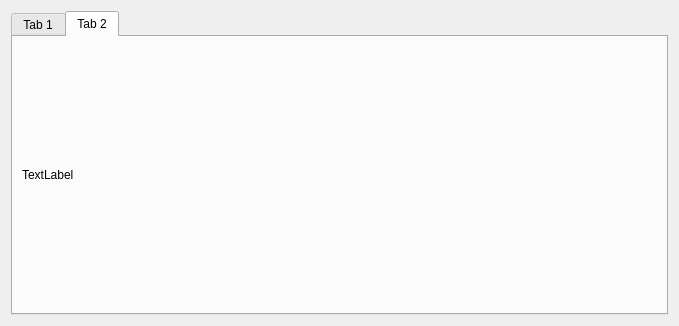
TheCyberWeaver/Smart_Toolbox, file apps/MathToolBox/MathToolBox.ui: the form before one commit.
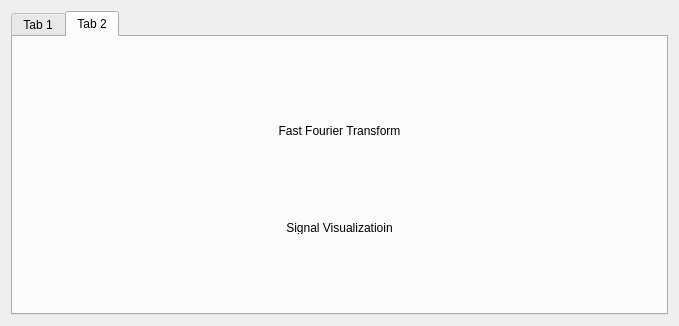
The form after the commit. The open tabs and pages were chosen to show the change.

```diff
--- a/apps/MathToolBox/MathToolBox.ui
+++ b/apps/MathToolBox/MathToolBox.ui
@@ -106,11 +106,52 @@
       <layout class="QVBoxLayout" name="verticalLayout_2">
        <item>
         <widget class="QLabel" name="label">
+         <property name="maximumSize">
+          <size>
+           <width>16777215</width>
+           <height>32</height>
+          </size>
+         </property>
+         <property name="styleSheet">
+          <string notr="true">font: 700 18pt &quot;Segoe Print&quot;;</string>
+         </property>
          <property name="text">
-          <string>TextLabel</string>
+          <string>Fast Fourier Transform</string>
          </property>
+         <property name="alignment">
+          <set>Qt::AlignCenter</set>
+         </property>
         </widget>
        </item>
+       <item>
+        <widget class="QLabel" name="label_2">
+         <property name="maximumSize">
+          <size>
+           <width>16777215</width>
+           <height>12</height>
+          </size>
+         </property>
+         <property name="styleSheet">
+          <string notr="true">font: 700 10pt &quot;Segoe Print&quot;;</string>
+         </property>
+         <property name="text">
+          <string>Signal Visualizatioin</string>
+         </property>
+         <property name="alignment">
+          <set>Qt::AlignCenter</set>
+         </property>
+        </widget>
+       </item>
+       <item>
+        <layout class="QHBoxLayout" name="horizontalLayout_2">
+         <item>
+          <layout class="QVBoxLayout" name="verticalLayout_5"/>
+         </item>
+         <item>
+          <layout class="QVBoxLayout" name="verticalLayout_8"/>
+         </item>
+        </layout>
+       </item>
       </layout>
      </widget>
     </widget>
```
Left out of the diff: 2 changed lines with no effect on the pictures.
